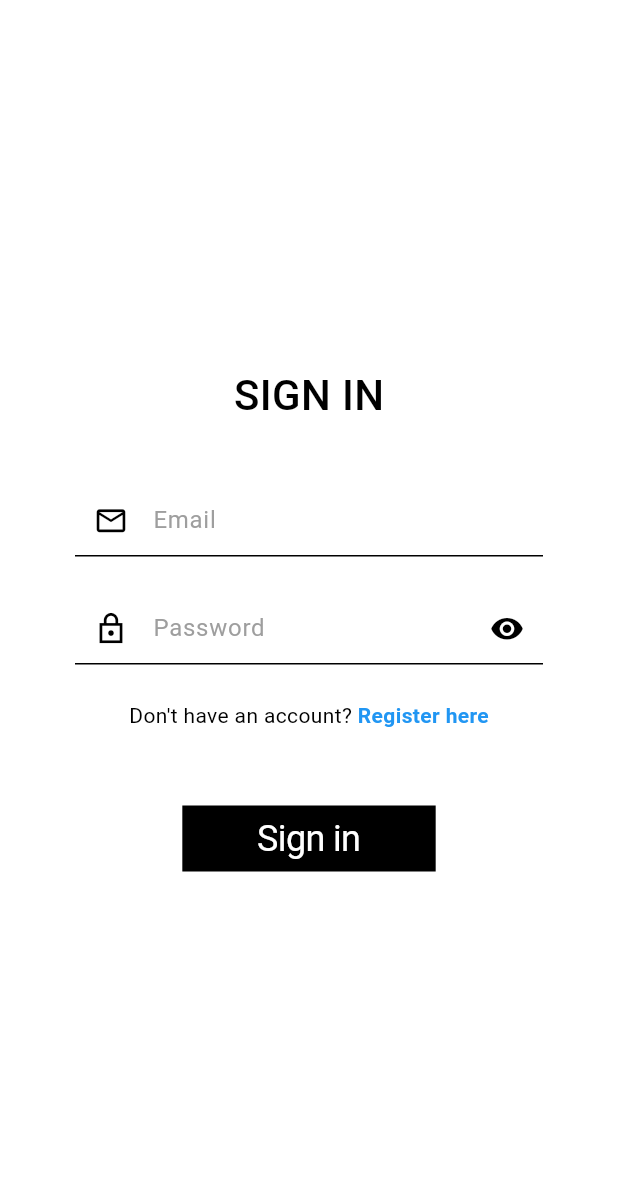
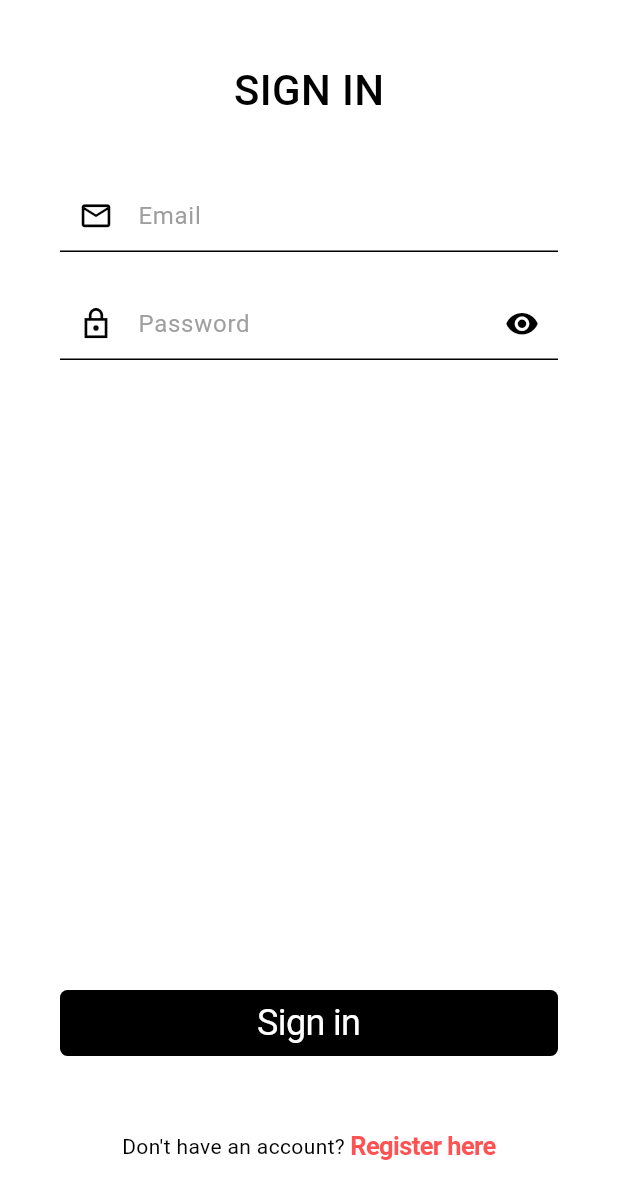
Before and after one commit to HueGreywell/pace, a Flutter app: the _View screen opened directly, on a phone screen of 412 x 824 dp. Shown: the top 1199 px of the screen. Run offline on Flutter 3.47's test engine with Material 3 defaults, Android fonts, the phone set to English and light mode, and no system bars; our stand-ins replace equatable, flutter_bloc, formz, go_router.

Commit message:
finish login

```diff
--- a/mobile/lib/core/l10n/app_en.arb
+++ b/mobile/lib/core/l10n/app_en.arb
@@ -3,5 +3,7 @@
   "registerHere": "Register here",
   "password": "Password",
   "signIn": "Sign in",
-  "email": "Email"
+  "email": "Email",
+  "invalidEmail": "Please enter a valid email address.",
+  "passwordIsTooShort": "Password must be 6 characters."
 }
--- a/mobile/lib/core/l10n/app_localizations.dart
+++ b/mobile/lib/core/l10n/app_localizations.dart
@@ -122,6 +122,18 @@ abstract class AppLocalizations {
   /// In en, this message translates to:
   /// **'Email'**
   String get email;
+
+  /// No description provided for @invalidEmail.
+  ///
+  /// In en, this message translates to:
+  /// **'Please enter a valid email address.'**
+  String get invalidEmail;
+
+  /// No description provided for @passwordIsTooShort.
+  ///
+  /// In en, this message translates to:
+  /// **'Password must be 6 characters.'**
+  String get passwordIsTooShort;
 }
 
 class _AppLocalizationsDelegate extends LocalizationsDelegate<AppLocalizations> {
--- a/mobile/lib/core/l10n/app_localizations_en.dart
+++ b/mobile/lib/core/l10n/app_localizations_en.dart
@@ -22,4 +22,10 @@ class AppLocalizationsEn extends AppLocalizations {
 
   @override
   String get email => 'Email';
+
+  @override
+  String get invalidEmail => 'Please enter a valid email address.';
+
+  @override
+  String get passwordIsTooShort => 'Password must be 6 characters.';
 }
--- a/mobile/lib/presentation/bloc/login_cubit/login_state.dart
+++ b/mobile/lib/presentation/bloc/login_cubit/login_state.dart
@@ -2,11 +2,34 @@ part of 'login_cubit.dart';
 
 enum LoginStatus { initial, loading, loaded, failure }
 
-class LoginState extends Equatable {
+class LoginState extends Equatable with FormzMixin {
   final LoginStatus status;
 
-  const LoginState({this.status = LoginStatus.initial});
+  final EmailForm email;
+
+  final PasswordForm password;
+
+  const LoginState({
+    this.status = LoginStatus.initial,
+    this.password = const PasswordForm.pure(),
+    this.email = const EmailForm.pure(),
+  });
 
   @override
-  List<Object?> get props => [status];
+  List<Object?> get props => [status, email, password];
+
+  @override
+  List<FormzInput> get inputs => [email, password];
+
+  LoginState copyWith({
+    LoginStatus? status,
+    EmailForm? email,
+    PasswordForm? password,
+  }) {
+    return LoginState(
+      status: status ?? this.status,
+      email: email ?? this.email,
+      password: password ?? this.password,
+    );
+  }
 }
--- /dev/null
+++ b/mobile/lib/presentation/forms/email_form.dart
@@ -0,0 +1,15 @@
+import 'package:formz/formz.dart';
+import 'package:pace/core/exceptions/exceptions.dart';
+
+class EmailForm extends FormzInput<String, EmailValidationException> {
+  const EmailForm.pure([super.value = '']) : super.pure();
+
+  const EmailForm.dirty([super.value = '']) : super.dirty();
+
+  static final RegExp _emailRegExp = RegExp(r'^[\w+.-]+@([\w-]+\.)+[\w-]{2,4}$');
+
+  @override
+  EmailValidationException? validator(String value) {
+    return _emailRegExp.hasMatch(value) ? null : const EmailValidationException();
+  }
+}
--- /dev/null
+++ b/mobile/lib/presentation/forms/password_form.dart
@@ -0,0 +1,13 @@
+import 'package:formz/formz.dart';
+import 'package:pace/core/exceptions/exceptions.dart';
+
+class PasswordForm extends FormzInput<String, PasswordValidationException> {
+  const PasswordForm.pure([super.value = '']) : super.pure();
+
+  const PasswordForm.dirty([super.value = '']) : super.dirty();
+
+  @override
+  PasswordValidationException? validator(String value) {
+    return value.length >= 6 ? null : const PasswordValidationException();
+  }
+}
--- a/mobile/lib/presentation/pages/login_page.dart
+++ b/mobile/lib/presentation/pages/login_page.dart
@@ -5,6 +5,7 @@ import 'package:pace/core/router/routes.dart';
 import 'package:pace/presentation/bloc/login_cubit/login_cubit.dart';
 import 'package:pace/presentation/widgets/buttons/square_button.dart';
 import 'package:pace/presentation/widgets/buttons/text_cta.dart';
+import 'package:pace/presentation/widgets/focus_managed_scaffold.dart';
 import 'package:pace/presentation/widgets/text_inputs/email_input.dart';
 import 'package:pace/presentation/widgets/text_inputs/password_input.dart';
 
@@ -31,41 +32,68 @@ class _ViewState extends State<_View> {
   @override
   Widget build(BuildContext context) {
     final l10n = context.l10n;
-    return Scaffold(
-      body: Center(
-        child: SingleChildScrollView(
-          padding: const EdgeInsets.symmetric(horizontal: 50),
+    final cubit = context.read<LoginCubit>();
+    return BlocBuilder<LoginCubit, LoginState>(
+      builder: (context, state) {
+        return FocusManagedScaffold(
+          body: SafeArea(
+            child: Padding(
+              padding: const EdgeInsets.symmetric(horizontal: 40),
+              child: CustomScrollView(
+                slivers: [
+                  SliverToBoxAdapter(
                     child: Column(
                       mainAxisAlignment: MainAxisAlignment.center,
                       children: [
+                        const SizedBox(height: 40),
                         Text(
                           l10n.signIn.toUpperCase(),
                           style: const TextStyle(fontSize: 28, fontWeight: FontWeight.w500),
                         ),
                         const SizedBox(height: 40),
                         EmailInput(
-                onChanged: (e) {},
+                          onChanged: cubit.onEmailChanged,
+                          exceptionText: state.email.displayError?.message(context),
                         ),
                         const SizedBox(height: 24),
                         PasswordInput(
                           label: l10n.password,
-                onChanged: (s) {},
+                          onChanged: cubit.onPasswordChanged,
+                          exceptionText: state.password.displayError?.message(context),
+                          onSubmit: cubit.onLogin,
                         ),
-              const SizedBox(height: 24),
+                        const SizedBox(height: 50),
+                      ],
+                    ),
+                  ),
+                  SliverFillRemaining(
+                    hasScrollBody: false,
+                    child: Align(
+                      alignment: Alignment.bottomCenter,
+                      child: Column(
+                        mainAxisSize: MainAxisSize.min,
+                        children: [
+                          SquareButton(
+                            onPressed: cubit.onLogin,
+                            text: l10n.signIn,
+                          ),
+                          const SizedBox(height: 50),
                           TextCTA(
                             question: l10n.dontHaveAnAccount,
                             text: l10n.registerHere,
                             onPressed: () => RegisterRoute().push(context),
                           ),
                           const SizedBox(height: 50),
-              SquareButton(
-                onPressed: () {},
-                text: l10n.signIn,
+                        ],
                       ),
+                    ),
+                  )
                 ],
               ),
             ),
           ),
         );
+      },
+    );
   }
 }
--- a/mobile/lib/presentation/widgets/buttons/cupertino_btn.dart
+++ b/mobile/lib/presentation/widgets/buttons/cupertino_btn.dart
@@ -0,0 +1,26 @@
+import 'package:flutter/cupertino.dart';
+
+class CupertinoBtn extends StatelessWidget {
+  final Widget child;
+
+  final VoidCallback onPressed;
+
+  const CupertinoBtn({
+    required this.child,
+    required this.onPressed,
+    super.key,
+  });
+
+  @override
+  Widget build(BuildContext context) {
+    return CupertinoButton(
+      minSize: 0,
+      padding: EdgeInsets.zero,
+      onPressed: () {
+        FocusScope.of(context).unfocus();
+        onPressed();
+      },
+      child: child,
+    );
+  }
+}
--- a/mobile/lib/presentation/widgets/buttons/square_button.dart
+++ b/mobile/lib/presentation/widgets/buttons/square_button.dart
@@ -1,5 +1,6 @@
 import 'package:flutter/cupertino.dart';
 import 'package:flutter/material.dart';
+import 'package:pace/presentation/widgets/buttons/cupertino_btn.dart';
 
 const _textStyle = TextStyle(fontSize: 24, color: Colors.white);
 
@@ -14,16 +15,12 @@ class SquareButton extends StatelessWidget {
 
   @override
   Widget build(BuildContext context) {
-    return CupertinoButton(
-      minSize: 0,
+    return CupertinoBtn(
       onPressed: onPressed,
-      padding: EdgeInsets.zero,
-      borderRadius: BorderRadius.zero,
       child: Container(
-        color: Colors.black,
         padding: _padding,
+        decoration: BoxDecoration(color: Colors.black, borderRadius: BorderRadius.circular(5)),
         child: Align(
-          widthFactor: 1,
           child: Text(
             text,
             style: _textStyle,
--- a/mobile/lib/presentation/widgets/buttons/text_cta.dart
+++ b/mobile/lib/presentation/widgets/buttons/text_cta.dart
@@ -1,4 +1,5 @@
 import 'package:flutter/material.dart';
+import 'package:pace/presentation/widgets/buttons/cupertino_btn.dart';
 
 class TextCTA extends StatelessWidget {
   final String question;
@@ -21,11 +22,14 @@ class TextCTA extends StatelessWidget {
       children: [
         Text(question),
         const Text(' '),
-        GestureDetector(
-          onTap: onPressed,
+        CupertinoBtn(
+          onPressed: onPressed,
           child: Text(
             text,
-            style: const TextStyle(color: Colors.blue, fontWeight: FontWeight.bold),
+            style: const TextStyle(
+              color: Colors.redAccent,
+              fontWeight: FontWeight.bold,
+            ),
           ),
         ),
       ],
--- /dev/null
+++ b/mobile/lib/presentation/widgets/focus_managed_scaffold.dart
@@ -0,0 +1,20 @@
+import 'package:flutter/material.dart';
+
+class FocusManagedScaffold extends StatelessWidget {
+  final Widget body;
+
+  const FocusManagedScaffold({
+    required this.body,
+    super.key,
+  });
+
+  @override
+  Widget build(BuildContext context) {
+    return Scaffold(
+      body: GestureDetector(
+        onTap: FocusScope.of(context).unfocus,
+        child: body,
+      ),
+    );
+  }
+}
--- a/mobile/lib/presentation/widgets/text_inputs/email_input.dart
+++ b/mobile/lib/presentation/widgets/text_inputs/email_input.dart
@@ -5,8 +5,11 @@ import 'package:pace/presentation/widgets/text_inputs/input.dart';
 class EmailInput extends StatelessWidget {
   final void Function(String) onChanged;
 
+  final String? exceptionText;
+
   const EmailInput({
     required this.onChanged,
+    required this.exceptionText,
     super.key,
   });
 
@@ -16,6 +19,9 @@ class EmailInput extends StatelessWidget {
       leadingIconData: Icons.email_outlined,
       onChanged: onChanged,
       labelText: context.l10n.email,
+      textInputAction: TextInputAction.next,
+      textInputType: TextInputType.emailAddress,
+      exceptionText: exceptionText,
     );
   }
 }
--- a/mobile/lib/presentation/widgets/text_inputs/input.dart
+++ b/mobile/lib/presentation/widgets/text_inputs/input.dart
@@ -4,8 +4,6 @@ class Input extends StatefulWidget {
   final TextEditingController? textEditingController;
 
   final ValueChanged<String>? onChanged;
-
-  final String? Function(String?)? validator;
 
   final String? labelText;
 
@@ -21,19 +19,29 @@ class Input extends StatefulWidget {
 
   final TextInputAction textInputAction;
 
-  const Input({
+  final String? exceptionText;
+
+  final VoidCallback? onSubmit;
+
+  Input({
     this.suffix,
     this.textEditingController,
+    this.onSubmit,
     this.onChanged,
-    this.validator,
     this.labelText,
     this.hintText,
     required this.leadingIconData,
     this.textInputType = TextInputType.text,
     this.isObscured = false,
     this.textInputAction = TextInputAction.next,
+    this.exceptionText,
     super.key,
-  });
+  }) {
+    assert(
+      textInputAction != TextInputAction.done || onSubmit != null,
+      'If widget uses TextInputAction.done onSubmit can\'t be null',
+    );
+  }
 
   @override
   State<Input> createState() => _InputState();
@@ -62,13 +70,14 @@ class _InputState extends State<Input> {
       controller: widget.textEditingController,
       focusNode: _focusNode,
       onChanged: widget.onChanged,
-      validator: widget.validator,
       keyboardType: widget.textInputType,
       obscureText: widget.isObscured,
+      onFieldSubmitted: (_) => widget.onSubmit?.call(),
       textInputAction: widget.textInputAction,
       style: const TextStyle(fontSize: 16, color: Colors.black),
       textAlignVertical: TextAlignVertical.center,
       decoration: InputDecoration(
+        errorText: widget.exceptionText,
         hintStyle: const TextStyle(fontSize: 16, color: Colors.grey),
         hintText: hasFocus ? null : widget.labelText,
         prefixIcon: Icon(widget.leadingIconData, size: 23),
--- a/mobile/lib/presentation/widgets/text_inputs/password_input.dart
+++ b/mobile/lib/presentation/widgets/text_inputs/password_input.dart
@@ -8,10 +8,16 @@ class PasswordInput extends StatefulWidget {
 
   final String label;
 
+  final String? exceptionText;
+
+  final VoidCallback? onSubmit;
+
   const PasswordInput({
     required this.onChanged,
     required this.label,
+    this.onSubmit,
     this.action = TextInputAction.done,
+    this.exceptionText,
     super.key,
   });
 
@@ -28,10 +34,14 @@ class _PasswordInputState extends State<PasswordInput> {
       labelText: widget.label,
       leadingIconData: Icons.lock_outline_sharp,
       isObscured: _isObscured,
+      exceptionText: widget.exceptionText,
+      textInputAction: widget.action,
+      onSubmit: widget.onSubmit,
       suffix: IconButton(
         onPressed: () => setState(() => _isObscured = !_isObscured),
         icon: Icon(
           _isObscured ? Icons.visibility : Icons.visibility_off,
+          color: Colors.black,
           size: 23,
         ),
       ),
--- a/mobile/pubspec.yaml
+++ b/mobile/pubspec.yaml
@@ -20,6 +20,7 @@ dependencies:
   intl: 0.19.0
   flutter_localizations:
     sdk: flutter
+  formz: ^0.8.0
 
 dev_dependencies:
   retrofit_generator: 9.7.0
```
Also changed, not shown: mobile/lib/core/exceptions/exceptions.dart (added, +31 -0 lines), mobile/lib/presentation/bloc/login_cubit/login_cubit.dart (+31 -0 lines), mobile/pubspec.lock. Lines whose indentation alone changed are shown as unchanged.
